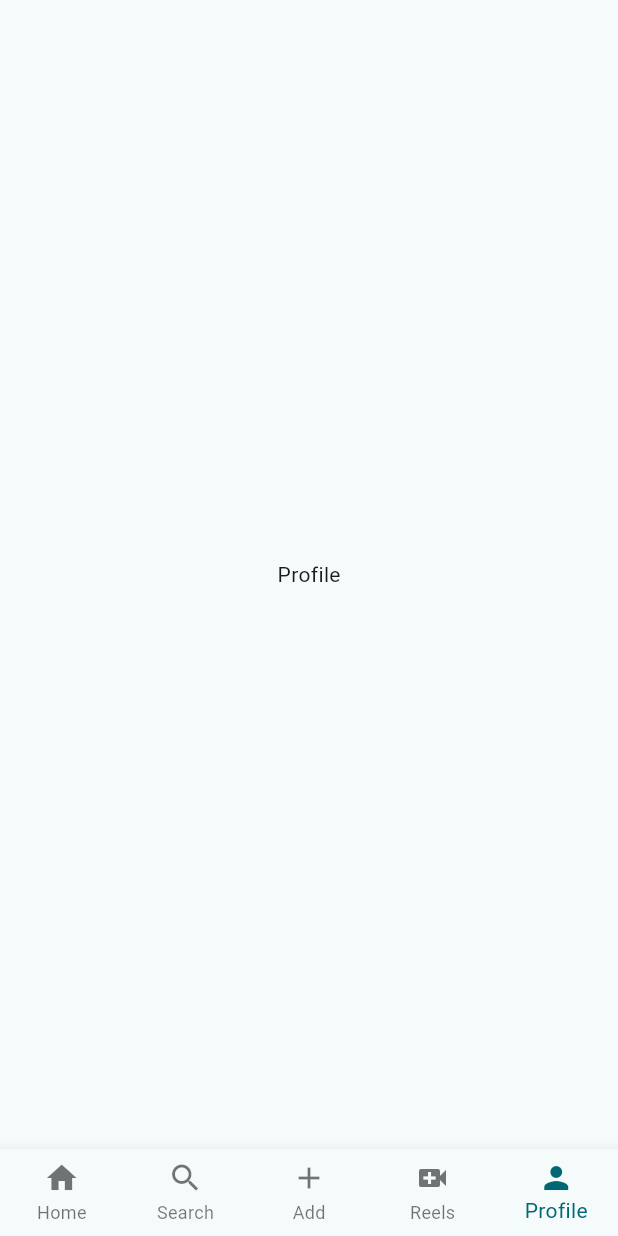
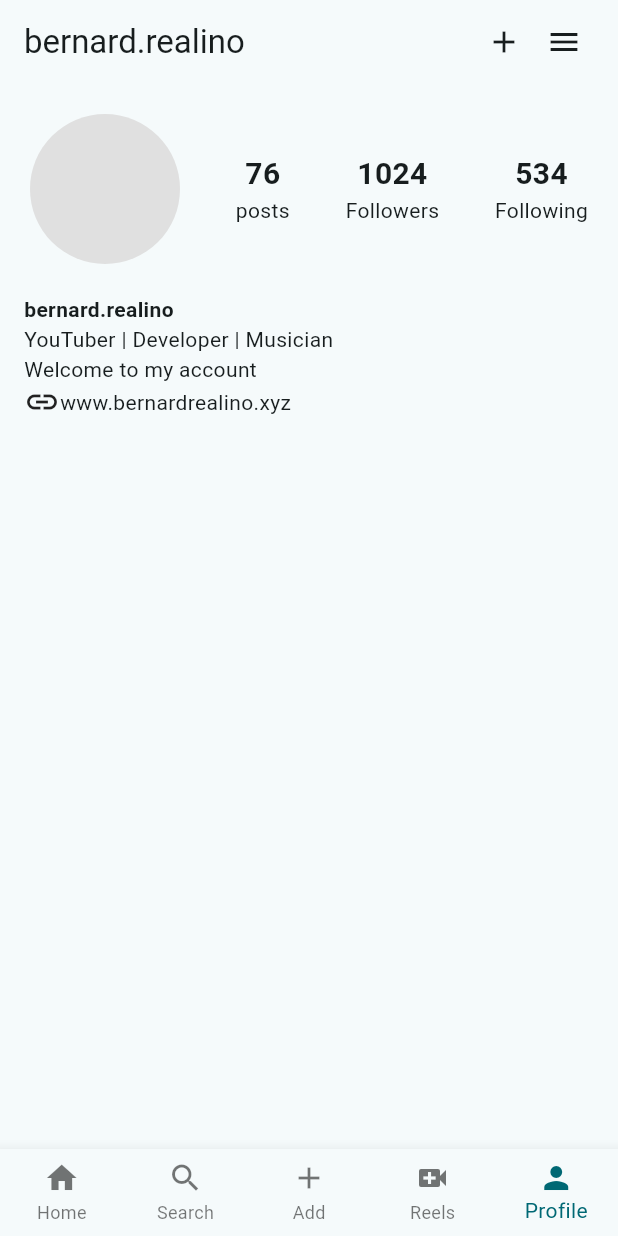
Before and after one commit to realino98/flutter_instagram_ui, a Flutter app: the screen it shows after launch, item 5 of the bottom bar chosen, on a phone screen of 412 x 824 dp. Run offline on Flutter 3.47's test engine with Material 2 defaults, Android fonts, the phone set to English and light mode, and no system bars.

Commit message:
BR : Added Profile Page

```diff
--- a/lib/homepage.dart
+++ b/lib/homepage.dart
@@ -1,6 +1,7 @@
 import 'package:flutter/material.dart';
-import 'package:social_media/userhome.dart';
-import 'package:social_media/usersearch.dart';
+import 'package:social_media/pages/accounts.dart';
+import 'package:social_media/pages/userhome.dart';
+import 'package:social_media/pages/usersearch.dart';
 
 class Homepage extends StatefulWidget {
   const Homepage({super.key});
@@ -23,7 +24,9 @@ class _HomepageState extends State<Homepage> {
     const UserSearch(),
     const Center(child: Text("Add")),
     const Center(child: Text("Reels")),
-    const Center(child: Text("Profile")),
+    AccountPage(
+      name: "bernard.realino",
+    ),
   ];
 
   @override
--- /dev/null
+++ b/lib/pages/accounts.dart
@@ -0,0 +1,120 @@
+import 'package:flutter/material.dart';
+
+class AccountPage extends StatelessWidget {
+  const AccountPage({super.key, required this.name});
+
+  final String name;
+
+  @override
+  Widget build(BuildContext context) {
+    return Scaffold(
+      appBar: AppBar(
+        backgroundColor: Colors.transparent,
+        elevation: 0,
+        title: Row(
+          mainAxisAlignment: MainAxisAlignment.spaceBetween,
+          children: [
+            Text(name),
+            Row(
+              children: [
+                Padding(
+                  padding: EdgeInsets.all(8.0),
+                  child: Icon(Icons.add),
+                ),
+                Padding(
+                  padding: EdgeInsets.all(8.0),
+                  child: Icon(Icons.menu),
+                ),
+              ],
+            ),
+          ],
+        ),
+      ),
+      // backgroundColor: Colors.transparent,
+      body: Column(
+        crossAxisAlignment: CrossAxisAlignment.start,
+        children: [
+          Padding(
+            padding: const EdgeInsets.all(20.0),
+            //Posts, Followers, Following
+            child: Row(
+              mainAxisAlignment: MainAxisAlignment.spaceBetween,
+              children: [
+                Container(
+                  height: 100,
+                  width: 100,
+                  decoration: BoxDecoration(
+                    color: Colors.grey[300],
+                    shape: BoxShape.circle,
+                  ),
+                ),
+                Column(
+                  children: [
+                    Text(
+                      "76",
+                      style: TextStyle(
+                        fontWeight: FontWeight.bold,
+                        fontSize: 20,
+                      ),
+                    ),
+                    Text("posts"),
+                  ],
+                ),
+                Column(
+                  children: [
+                    Text(
+                      "1024",
+                      style: TextStyle(
+                        fontWeight: FontWeight.bold,
+                        fontSize: 20,
+                      ),
+                    ),
+                    Text("Followers"),
+                  ],
+                ),
+                Column(
+                  children: [
+                    Text(
+                      "534",
+                      style: TextStyle(
+                        fontWeight: FontWeight.bold,
+                        fontSize: 20,
+                      ),
+                    ),
+                    Text("Following"),
+                  ],
+                ),
+              ],
+            ),
+          ),
+          //Bio,
+          Padding(
+            padding: const EdgeInsets.only(left: 16.0),
+            child: Column(
+              crossAxisAlignment: CrossAxisAlignment.start,
+              children: [
+                Text(
+                  name,
+                  style: TextStyle(fontWeight: FontWeight.bold),
+                ),
+                Text(
+                  "YouTuber | Developer | Musician\nWelcome to my account",
+                  // style: TextStyle(fontWeight: FontWeight.bold),
+                ),
+                Row(
+                  children: [
+                    Icon(Icons.link),
+                    Text(
+                      "www.bernardrealino.xyz",
+                      // style: TextStyle(fontWeight: FontWeight.bold),
+                    ),
+                  ],
+                ),
+              ],
+            ),
+          ),
+        ],
+      ),
+    );
+  }
+}
--- /dev/null
+++ b/lib/pages/usersearch.dart
@@ -0,0 +1,35 @@
+import 'package:flutter/material.dart';
+
+import '../explore_grid.dart';
+
+class UserSearch extends StatelessWidget {
+  const UserSearch({super.key});
+
+  @override
+  Widget build(BuildContext context) {
+    return Scaffold(
+      appBar: AppBar(
+        title: ClipRRect(
+          borderRadius: BorderRadius.circular(8),
+          child: Container(
+            padding: EdgeInsets.all(8.0),
+            color: Colors.grey[300],
+            child: Row(
+              children: [
+                Icon(
+                  Icons.search,
+                  color: Colors.grey[500],
+                ),
+                Text(
+                  "Search",
+                  style: TextStyle(color: Colors.grey[500]),
+                ),
+              ],
+            ),
+          ),
+        ),
+      ),
+      body: ExploreGrid(),
+    );
+  }
+}
--- a/lib/usersearch.dart
+++ /dev/null
@@ -1,35 +0,0 @@
-import 'package:flutter/material.dart';
-
-import 'explore_grid.dart';
-
-class UserSearch extends StatelessWidget {
-  const UserSearch({super.key});
-
-  @override
-  Widget build(BuildContext context) {
-    return Scaffold(
-      appBar: AppBar(
-        title: ClipRRect(
-          borderRadius: BorderRadius.circular(8),
-          child: Container(
-            padding: EdgeInsets.all(8.0),
-            color: Colors.grey[300],
-            child: Row(
-              children: [
-                Icon(
-                  Icons.search,
-                  color: Colors.grey[500],
-                ),
-                Text(
-                  "Search",
-                  style: TextStyle(color: Colors.grey[500]),
-                ),
-              ],
-            ),
-          ),
-        ),
-      ),
-      body: ExploreGrid(),
-    );
-  }
-}
```
Also changed, not shown: lib/pages/userhome.dart (renamed from lib/userhome.dart), 10 other files.
